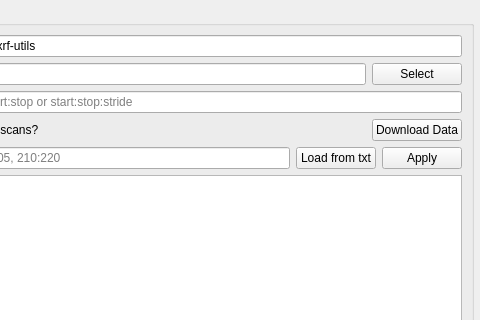
The window that tomviz/PyXRFDialog.ui (psavery/tomviz) describes before a commit, drawn with Qt 5; both pictures show x 170 to 650 and y 0 to 320 of the 650 by 650 pixel window.
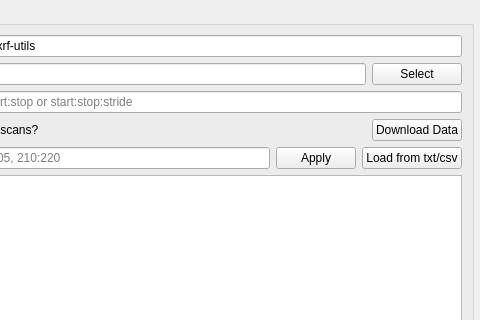
The same window after the commit.

Commit message: Allow PyXRF workflow to load CSV also

The edit to the form file:
```diff
--- a/tomviz/PyXRFDialog.ui
+++ b/tomviz/PyXRFDialog.ui
@@ -116,16 +116,16 @@
          </widget>
         </item>
         <item>
-         <widget class="QPushButton" name="loadSidsFromTxt">
+         <widget class="QPushButton" name="applyFilter">
           <property name="text">
-           <string>Load from txt</string>
+           <string>Apply</string>
           </property>
          </widget>
         </item>
         <item>
-         <widget class="QPushButton" name="applyFilter">
+         <widget class="QPushButton" name="loadSidsFromTxtOrCSV">
           <property name="text">
-           <string>Apply</string>
+           <string>Load from txt/csv</string>
           </property>
          </widget>
         </item>
```
The commit also changes 1 other file.
